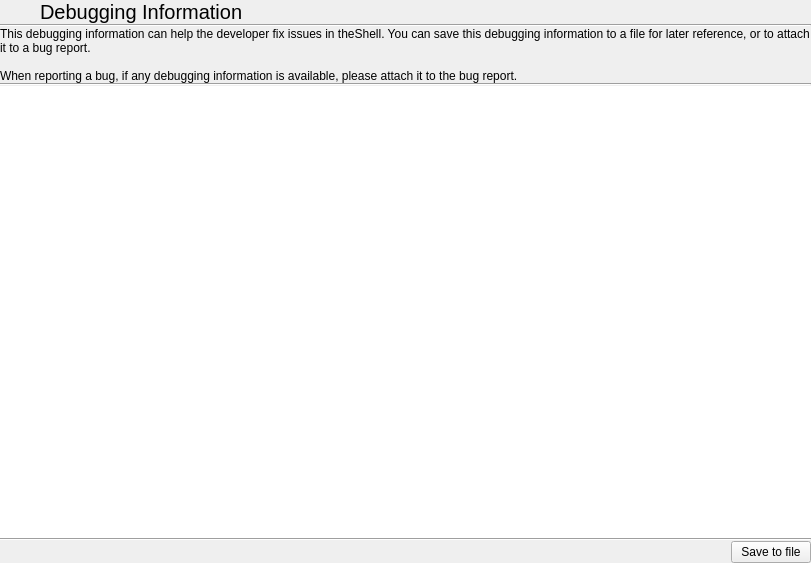
First picture: the form in startsession/errordialog.ui, repository vicr123/theshell, before the edit.
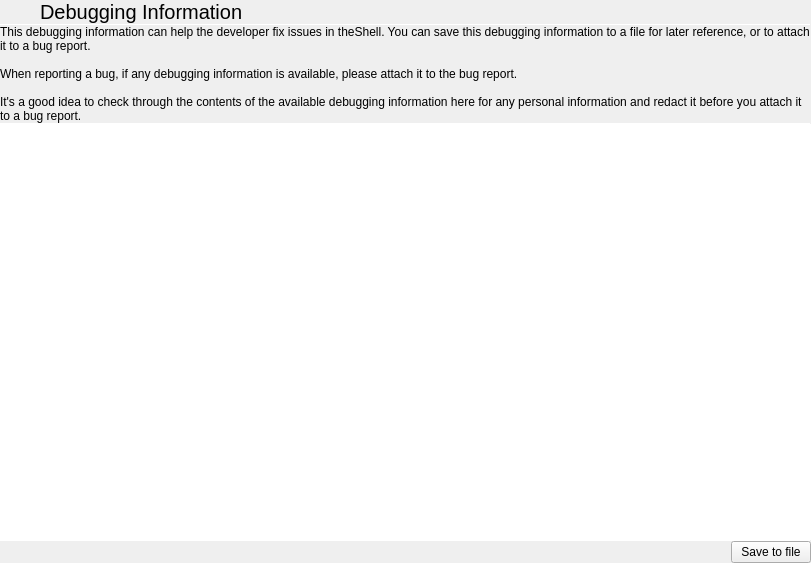
Second picture: the form after the edit. The open tabs and pages were chosen to show the change. Icons and pictures are not drawn.

Commit message: Include stdout in debugging output

The edit to the form file:
```diff
--- a/startsession/errordialog.ui
+++ b/startsession/errordialog.ui
@@ -374,6 +374,12 @@
        </item>
        <item>
         <widget class="Line" name="line">
+         <property name="maximumSize">
+          <size>
+           <width>16777215</width>
+           <height>1</height>
+          </size>
+         </property>
          <property name="orientation">
           <enum>Qt::Horizontal</enum>
          </property>
@@ -384,7 +390,9 @@
          <property name="text">
           <string>This debugging information can help the developer fix issues in theShell. You can save this debugging information to a file for later reference, or to attach it to a bug report.
 
-When reporting a bug, if any debugging information is available, please attach it to the bug report.</string>
+When reporting a bug, if any debugging information is available, please attach it to the bug report.
+
+It's a good idea to check through the contents of the available debugging information here for any personal information and redact it before you attach it to a bug report.</string>
          </property>
          <property name="wordWrap">
           <bool>true</bool>
@@ -396,6 +404,12 @@
        </item>
        <item>
         <widget class="Line" name="line_3">
+         <property name="maximumSize">
+          <size>
+           <width>16777215</width>
+           <height>1</height>
+          </size>
+         </property>
          <property name="orientation">
           <enum>Qt::Horizontal</enum>
          </property>
@@ -413,6 +427,12 @@
        </item>
        <item>
         <widget class="Line" name="line_2">
+         <property name="maximumSize">
+          <size>
+           <width>16777215</width>
+           <height>1</height>
+          </size>
+         </property>
          <property name="orientation">
           <enum>Qt::Horizontal</enum>
          </property>
```
Left out of the diff: 12 changed lines with no effect on the pictures. The commit also changes 3 other files.
